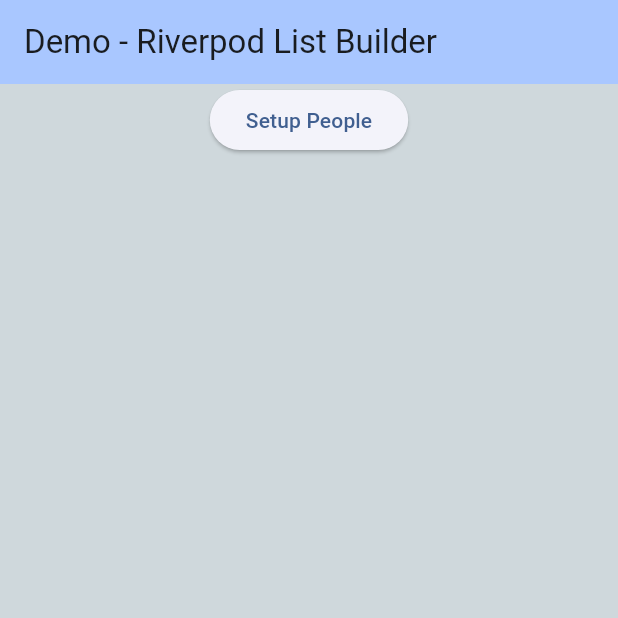
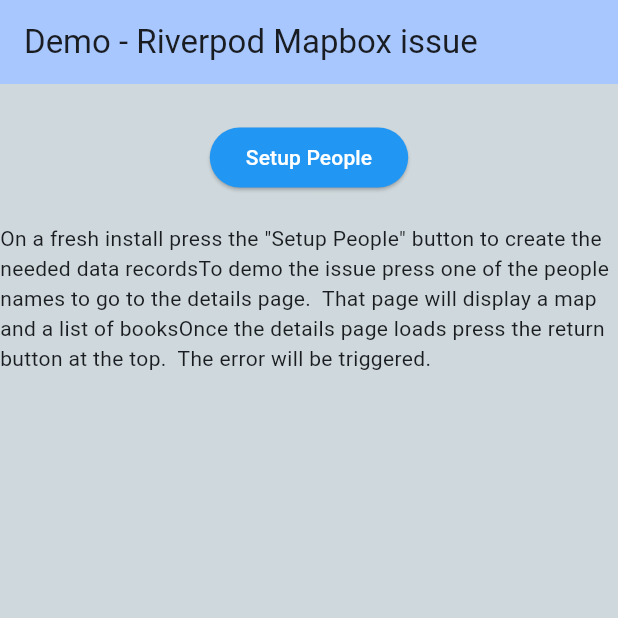
Before and after one commit to penhorwood/coldriver, a Flutter app: the screen it shows after launch, on a phone screen of 412 x 824 dp, the top half of it. Run offline on Flutter 3.47's test engine with Material 3 defaults, Android fonts, the phone set to English and light mode, and no system bars; our stand-ins replace flutter_riverpod, isar_community, riverpod_annotation; missing offline and left inert: mapbox_maps_flutter, page_route_animator; accounts and stored records are empty; generated files the repository leaves out were written again.

Commit message:
added instructions to the process

```diff
--- a/lib/details.dart
+++ b/lib/details.dart
@@ -42,9 +42,6 @@ class DetailsState extends ConsumerState<Details> {
 
 	//===================================================
 	Future<void> mapCreated( MapboxMap controller ) async {
-		mapController = controller;
-		// markerMgr = await controller.annotations.createPointAnnotationManager();
-
 		controller.location.updateSettings(
 			LocationComponentSettings(
 				enabled: false
@@ -52,6 +49,8 @@ class DetailsState extends ConsumerState<Details> {
 				, puckBearingEnabled: true
 			)
 		);
+
+		mapController = controller;
 	}
 
 	// ==================================================
@@ -75,8 +74,9 @@ class DetailsState extends ConsumerState<Details> {
 					, crossAxisAlignment: CrossAxisAlignment.center
 					, spacing: 20
 					, children: <Widget>[
-						TextButton(
+						ElevatedButton(
 							onPressed: () => goHome( context )
+							, style: ElevatedButton.styleFrom( backgroundColor: Colors.blue, foregroundColor: Colors.white)
 							, child: const Text('return')
 						)
 						, Expanded(
--- a/lib/homepage.dart
+++ b/lib/homepage.dart
@@ -27,6 +27,7 @@ class HomePageState extends ConsumerState<HomePage> {
 	// ==================================================
 	Future<void> createPeople() async {
 		await ref.read(serviceProvider.notifier).loader();
+		ref.invalidate(serviceProvider);
 	}
 
 	// ==================================================
@@ -44,7 +45,7 @@ class HomePageState extends ConsumerState<HomePage> {
 				return Scaffold(
 					appBar: AppBar(
 						backgroundColor: Theme.of(context).colorScheme.inversePrimary
-						, title: Text('Demo - Riverpod List Builder')
+						, title: Text('Demo - Riverpod Mapbox issue')
 					)
 					, backgroundColor: Colors.blueGrey.shade100
 					, body: Center(
@@ -53,9 +54,16 @@ class HomePageState extends ConsumerState<HomePage> {
 							, crossAxisAlignment: CrossAxisAlignment.center
 							, spacing: 20
 							, children: <Widget>[
-								ElevatedButton(
+								SizedBox(height: 5)
+								, ElevatedButton(
 									onPressed: () => createPeople()
+									, style: ElevatedButton.styleFrom( backgroundColor: Colors.blue, foregroundColor: Colors.white)
 									, child: Text('Setup People')
+								)
+								, Text(
+									'On a fresh install press the "Setup People" button to create the needed data records'
+									'To demo the issue press one of the people names to go to the details page.  That page will display a map and a list of books'
+									'Once the details page loads press the return button at the top.  The error will be triggered.'
 								)
 								, Expanded(
 									child: ListView.builder(
```
Also changed, not shown: 1 other file.
